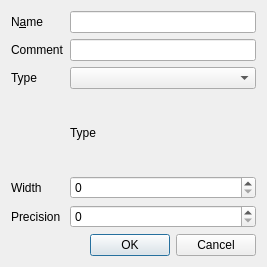
Above: src/ui/qgsaddattrdialogbase.ui from qgis/QGIS before the change. Below: the same form after it.
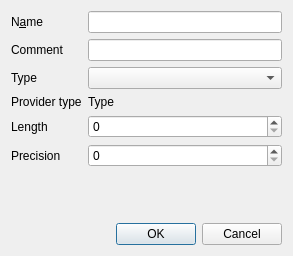
That is the form after the change.

Commit message: field dialogs terminology consistency

What changed in the file:
```diff
--- a/src/ui/qgsaddattrdialogbase.ui
+++ b/src/ui/qgsaddattrdialogbase.ui
@@ -6,8 +6,8 @@
    <rect>
     <x>0</x>
     <y>0</y>
-    <width>267</width>
-    <height>267</height>
+    <width>293</width>
+    <height>256</height>
    </rect>
   </property>
   <property name="windowTitle">
@@ -56,6 +56,13 @@
    <item row="2" column="1">
     <widget class="QComboBox" name="mTypeBox"/>
    </item>
+   <item row="3" column="0">
+    <widget class="QLabel" name="mTypeNameLabel">
+     <property name="text">
+      <string>Provider type</string>
+     </property>
+    </widget>
+   </item>
    <item row="3" column="1">
     <widget class="QLabel" name="mTypeName">
      <property name="text">
@@ -69,7 +76,7 @@
    <item row="4" column="0">
     <widget class="QLabel" name="mLengthLabel">
      <property name="text">
-      <string>Width</string>
+      <string>Length</string>
      </property>
      <property name="buddy">
       <cstring>mLength</cstring>
@@ -93,6 +100,19 @@
     <widget class="QSpinBox" name="mPrec"/>
    </item>
    <item row="6" column="1">
+    <spacer name="verticalSpacer">
+     <property name="orientation">
+      <enum>Qt::Vertical</enum>
+     </property>
+     <property name="sizeHint" stdset="0">
+      <size>
+       <width>20</width>
+       <height>200</height>
+      </size>
+     </property>
+    </spacer>
+   </item>
+   <item row="7" column="1">
     <widget class="QDialogButtonBox" name="buttonBox">
      <property name="standardButtons">
       <set>QDialogButtonBox::Cancel|QDialogButtonBox::Ok</set>
```
Left out of the diff: 9 changed lines with no effect on the pictures. The commit also changes 1 other file.
